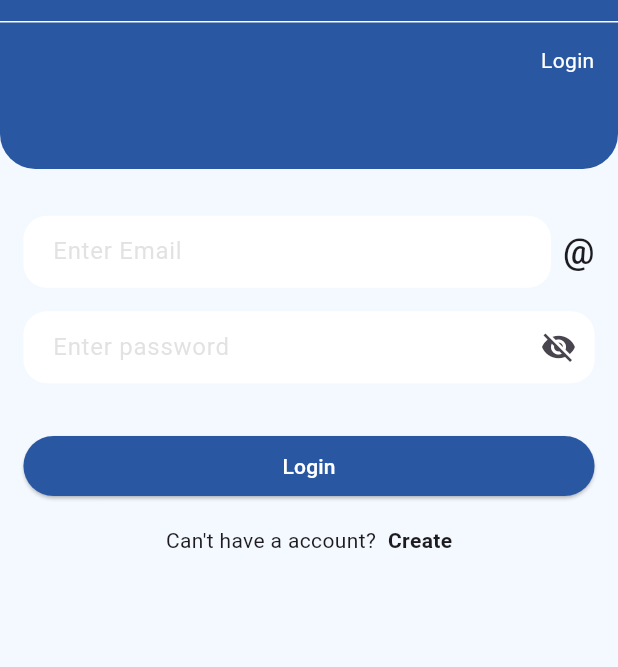
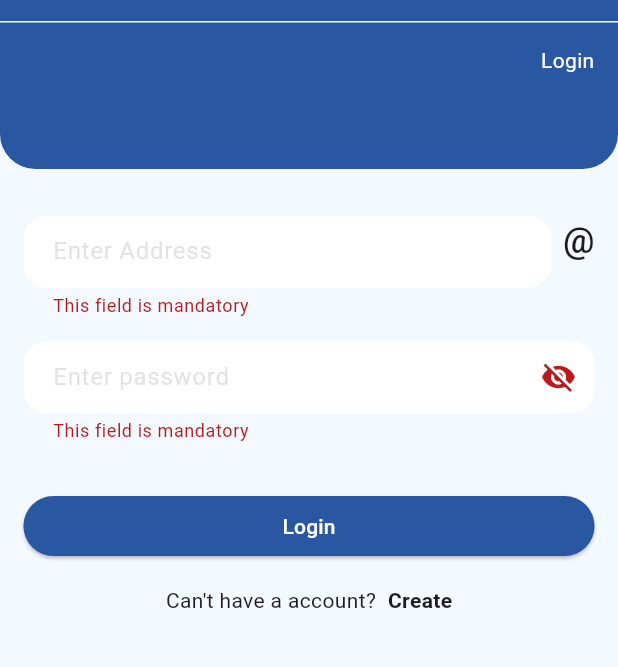
Before and after one commit to raihansikdar/temp_mail_app, a Flutter app: the LoginScreen screen opened directly with empty values, after a tap on "Login", on a phone screen of 412 x 824 dp, the part 63-730 px from its top. Run offline on Flutter 3.47's test engine with Material 3 defaults, Android fonts, the phone set to English and light mode, and no system bars; our stand-ins replace equatable, flutter_bloc, fluttertoast; network calls fail.

Commit message:
password visibility has done

```diff
--- /dev/null
+++ b/lib/common_bloc/password_visibility_bloc.dart
@@ -0,0 +1,14 @@
+import 'package:flutter_bloc/flutter_bloc.dart';
+import 'package:temp_mail_app/common_bloc/password_visibility_event.dart';
+import 'package:temp_mail_app/common_bloc/password_visibility_state.dart';
+
+class PasswordVisibilityBloc extends Bloc<PasswordVisibilityEvent, PasswordVisibilityState> {
+  bool visible = false;
+
+  PasswordVisibilityBloc() : super(PasswordVisibilityInitialState()) {
+    on<PasswordVisibilityChangeEvent>((event, emit) {
+      visible = !visible;
+      emit(PasswordVisibilityUpdateState(visible: visible));
+    });
+  }
+}
--- /dev/null
+++ b/lib/common_bloc/password_visibility_event.dart
@@ -0,0 +1,10 @@
+import 'package:equatable/equatable.dart';
+
+abstract class PasswordVisibilityEvent extends Equatable{
+  const PasswordVisibilityEvent();
+}
+class PasswordVisibilityChangeEvent extends PasswordVisibilityEvent{
+  @override
+  List<Object?> get props => [];
+
+}
--- /dev/null
+++ b/lib/common_bloc/password_visibility_state.dart
@@ -0,0 +1,19 @@
+import 'package:equatable/equatable.dart';
+
+abstract class PasswordVisibilityState extends Equatable{
+  const PasswordVisibilityState();
+}
+class PasswordVisibilityInitialState extends PasswordVisibilityState{
+
+  @override
+  List<Object?> get props => [];
+
+}
+
+class PasswordVisibilityUpdateState extends PasswordVisibilityState{
+  bool visible;
+  PasswordVisibilityUpdateState({required this.visible});
+  @override
+  List<Object?> get props => [visible];
+
+}
--- a/lib/features/auth/create_account/bloc/create_account_bloc.dart
+++ b/lib/features/auth/create_account/bloc/create_account_bloc.dart
@@ -17,9 +17,9 @@ class CreateAccountBloc extends Bloc<CreateAccountEvent,CreateAccountState>{
 
      NetworkResponse response = await NetworkCaller.postRequest(Urls.createAccountUrl, body);
      if(response.isSuccess){
-       emit(SignUpSuccessState(successMessage: 'Account Successfully Created'));
+       emit(const SignUpSuccessState(successMessage: 'Account Successfully Created'));
      }else{
-       emit(SignUpFailedState(errorMessage: 'Create Account Failed'));
+       emit(const SignUpFailedState(errorMessage: 'Create Account Failed'));
      }
     });
   }
--- a/lib/features/auth/create_account/bloc/create_account_event.dart
+++ b/lib/features/auth/create_account/bloc/create_account_event.dart
@@ -8,7 +8,7 @@ class SignUpEvent extends CreateAccountEvent {
   final String address;
   final String password;
 
-  SignUpEvent({required this.address, required this.password});
+  const SignUpEvent({required this.address, required this.password});
 
   @override
   List<Object> get props => [address, password];
--- a/lib/features/auth/create_account/bloc/create_account_state.dart
+++ b/lib/features/auth/create_account/bloc/create_account_state.dart
@@ -16,7 +16,7 @@ class SignUpLoadingState extends CreateAccountState {
 
 class SignUpSuccessState extends CreateAccountState {
   final String successMessage;
-  SignUpSuccessState({required this.successMessage});
+  const SignUpSuccessState({required this.successMessage});
   @override
   List<Object> get props => [successMessage];
 }
@@ -24,7 +24,7 @@ class SignUpSuccessState extends CreateAccountState {
 class SignUpFailedState extends CreateAccountState {
   final String errorMessage;
 
-  SignUpFailedState({required this.errorMessage});
+  const SignUpFailedState({required this.errorMessage});
 
   @override
   List<Object> get props => [errorMessage];
--- a/lib/features/auth/login/views/login_screen.dart
+++ b/lib/features/auth/login/views/login_screen.dart
@@ -1,4 +1,7 @@
 import 'package:flutter/material.dart';
+import 'package:flutter_bloc/flutter_bloc.dart';
+import 'package:temp_mail_app/common_bloc/password_visibility_bloc.dart';
+import 'package:temp_mail_app/common_bloc/password_visibility_event.dart';
 import 'package:temp_mail_app/common_widgets/body_header.dart';
 import 'package:temp_mail_app/common_widgets/custom_appbar.dart';
 import 'package:temp_mail_app/constants/app_colors.dart';
@@ -6,8 +9,13 @@ import 'package:temp_mail_app/constants/custom_size_extension.dart';
 import 'package:temp_mail_app/features/auth/create_account/views/create_account_screen.dart';
 
 class LoginScreen extends StatelessWidget {
-  const LoginScreen({Key? key, required this.domainName}) : super(key: key);
+   LoginScreen({Key? key, required this.domainName}) : super(key: key);
   final String domainName;
+
+  final TextEditingController _addressTEController = TextEditingController();
+  final TextEditingController _passwordTEController = TextEditingController();
+  final GlobalKey<FormState> _formKey = GlobalKey<FormState>();
+
   @override
   Widget build(BuildContext context) {
     return Scaffold(
@@ -21,29 +29,53 @@ class LoginScreen extends StatelessWidget {
           SizedBox(height: 16.rSp,),
           Padding(
             padding:  EdgeInsets.all(16.rSp),
+            child: Form(
+              key: _formKey,
               child: Column(
                 crossAxisAlignment: CrossAxisAlignment.start,
                 children: [
                   Row(
+                    crossAxisAlignment: CrossAxisAlignment.start,
                     mainAxisAlignment: MainAxisAlignment.start,
                     children: [
                       Expanded(
                         child: TextFormField(
+                          controller: _addressTEController,
                           decoration: const InputDecoration(
-                           hintText: 'Enter Email',
-                       )
+                            hintText: 'Enter Address',
+                          ),
+                          validator: (String? value){
+                            if(value?.isEmpty ?? true){
+                              return 'This field is mandatory';
+                            }
+                            return null;
+                          },
                         ),
                       ),
                       SizedBox(width: 8.rSp,),
-                 Text("@${domainName}",style: TextStyle(fontSize: 24.rSp,fontWeight: FontWeight.w500),),
+                      Text("@$domainName",style: TextStyle(fontSize: 24.rSp,fontWeight: FontWeight.w500),),
                     ],
                   ),
                   SizedBox(height: 16.rSp,),
                   TextFormField(
-                    decoration: const InputDecoration(
+                    obscureText: ! context.watch<PasswordVisibilityBloc>().visible,
+                    controller: _passwordTEController,
+                    decoration: InputDecoration(
                         hintText: 'Enter password',
-                        suffixIcon: Icon(Icons.visibility_off,)
-                    )
+                        suffixIcon: GestureDetector(
+                            onTap: (){
+                              context.read<PasswordVisibilityBloc>().add(PasswordVisibilityChangeEvent());
+                            },
+                            child: Icon(context.watch<PasswordVisibilityBloc>().visible ? Icons.visibility : Icons.visibility_off ))
+                    ),
+                    validator: (String? value){
+                      if(value?.isEmpty ?? true){
+                        return 'This field is mandatory';
+                      }else if(value!.length  < 5 ){
+                        return 'Password must be greater than 4 digit';
+                      }
+                      return null;
+                    },
                   ),
                   SizedBox(height: 32.rSp,),
                   SizedBox(
@@ -52,22 +84,32 @@ class LoginScreen extends StatelessWidget {
                         style: ElevatedButton.styleFrom(
                             backgroundColor: AppColors.appBarColors
                         ),
-                      onPressed: (){}, child: Text('Login',style: TextStyle(color: AppColors.appBarTextColor),)),
+                        onPressed: (){
+                          if(!_formKey.currentState!.validate()){
+                            return;
+                          }
+
+
+                        }, child: const Text('Login',style: TextStyle(color: AppColors.appBarTextColor),)),
                   ),
                   SizedBox(height: 16.rSp,),
                   Row(
                     mainAxisAlignment: MainAxisAlignment.center,
                     children: [
-                    Text("Can't have a account?"),
+                      const Text("Can't have a account?"),
                       SizedBox(width: 8.rSp,),
                       GestureDetector(
                           onTap: (){
                             Navigator.push(context, MaterialPageRoute(builder: (context)=> CreateAccountScreen(domainName: domainName)));
+                            _addressTEController.clear();
+                            _passwordTEController.clear();
+                            context.read<PasswordVisibilityBloc>().add(PasswordVisibilityChangeEvent());
                           },
-                        child: Text('Create',style: TextStyle(fontWeight: FontWeight.bold),)),
+                          child: const Text('Create',style: TextStyle(fontWeight: FontWeight.bold),)),
                     ],
                   )
                 ],
+              ),
             ),
           ),
         ],
--- a/lib/main.dart
+++ b/lib/main.dart
@@ -1,6 +1,7 @@
 import 'package:flutter/material.dart';
 import 'package:flutter_bloc/flutter_bloc.dart';
 import 'package:temp_mail_app/application/app.dart';
+import 'package:temp_mail_app/common_bloc/password_visibility_bloc.dart';
 import 'package:temp_mail_app/features/auth/create_account/bloc/create_account_bloc.dart';
 import 'package:temp_mail_app/features/domain/bloc/domain_bloc.dart';
 
@@ -9,6 +10,7 @@ void main() {
     MultiBlocProvider(providers: [
       BlocProvider(create: (_)=> DomainBloc()),
       BlocProvider(create: (_)=> CreateAccountBloc()),
+      BlocProvider(create: (_)=> PasswordVisibilityBloc()),
     ], child: const TempMailApp())
   );
 }
```
Also changed, not shown: lib/features/auth/create_account/views/create_account_screen.dart (+15 -17 lines). Lines whose indentation alone changed are shown as unchanged.
